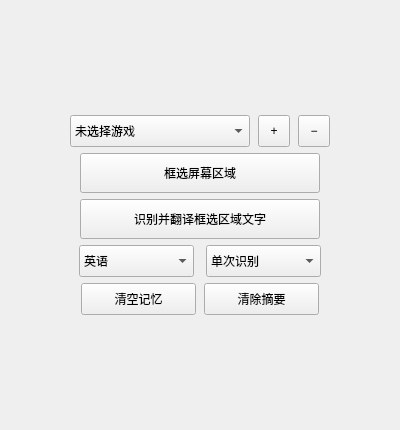
The window that src/ui/main_window.ui (dingmark1/GameLens-public) describes before a commit, drawn with Qt 5.
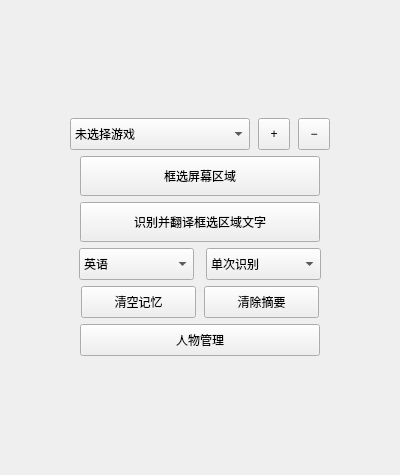
The same window after the commit.

Commit message: 20-人物名入库逻辑

Patch:
```diff
--- a/src/ui/main_window.ui
+++ b/src/ui/main_window.ui
@@ -7,7 +7,7 @@
     <x>0</x>
     <y>0</y>
     <width>400</width>
-   <height>430</height>
+   <height>475</height>
    </rect>
   </property>
   <property name="windowTitle">
@@ -261,6 +261,32 @@
       </item>
      </layout>
     </item>
+    <item>
+     <layout class="QHBoxLayout" name="character_manager_row">
+      <property name="alignment">
+       <set>Qt::AlignCenter</set>
+      </property>
+      <item alignment="Qt::AlignCenter">
+       <widget class="QPushButton" name="character_manager_button">
+        <property name="minimumSize">
+         <size>
+          <width>240</width>
+          <height>32</height>
+         </size>
+        </property>
+        <property name="maximumSize">
+         <size>
+          <width>240</width>
+          <height>32</height>
+         </size>
+        </property>
+        <property name="text">
+         <string>人物管理</string>
+        </property>
+       </widget>
+      </item>
+     </layout>
+    </item>
    </layout>
   </widget>
  </widget>
```
The commit also changes 12 other files.
